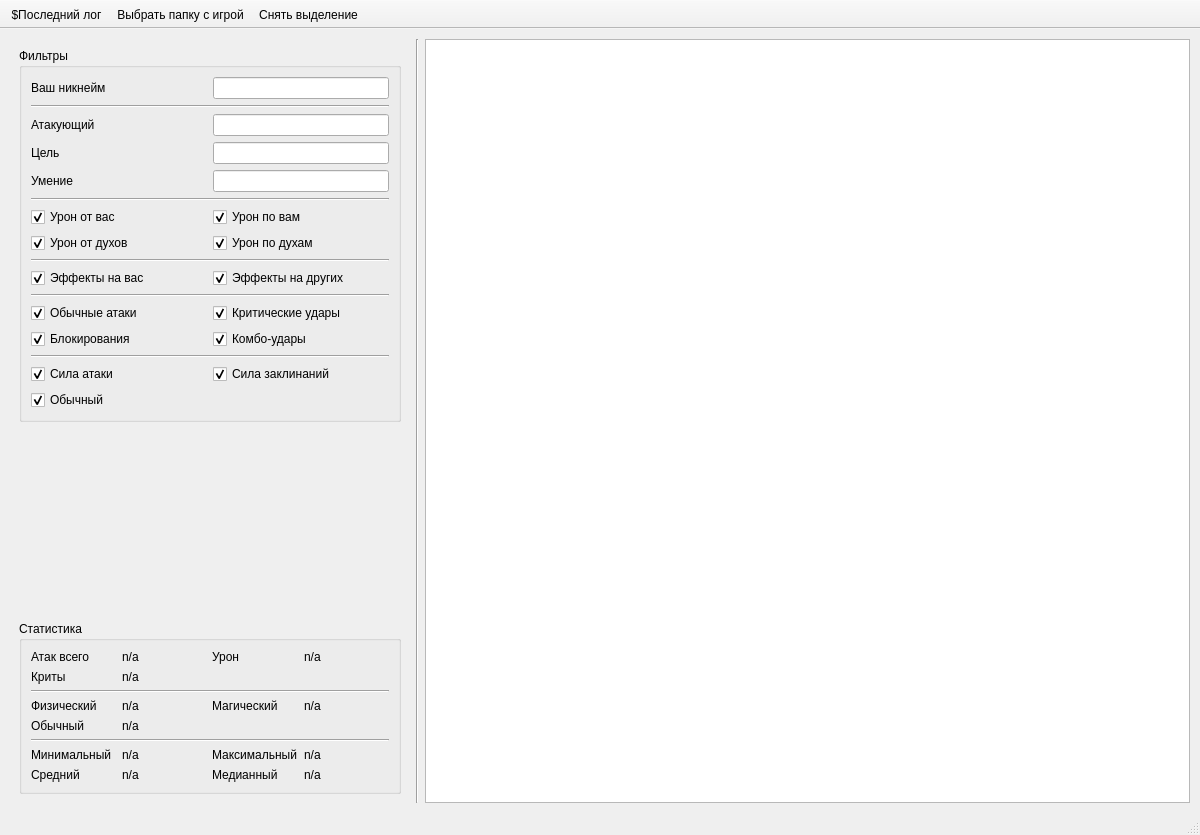
KolmePro/reva_damage_viewer, file src/gui/ui/main_window.ui: the form before one commit.
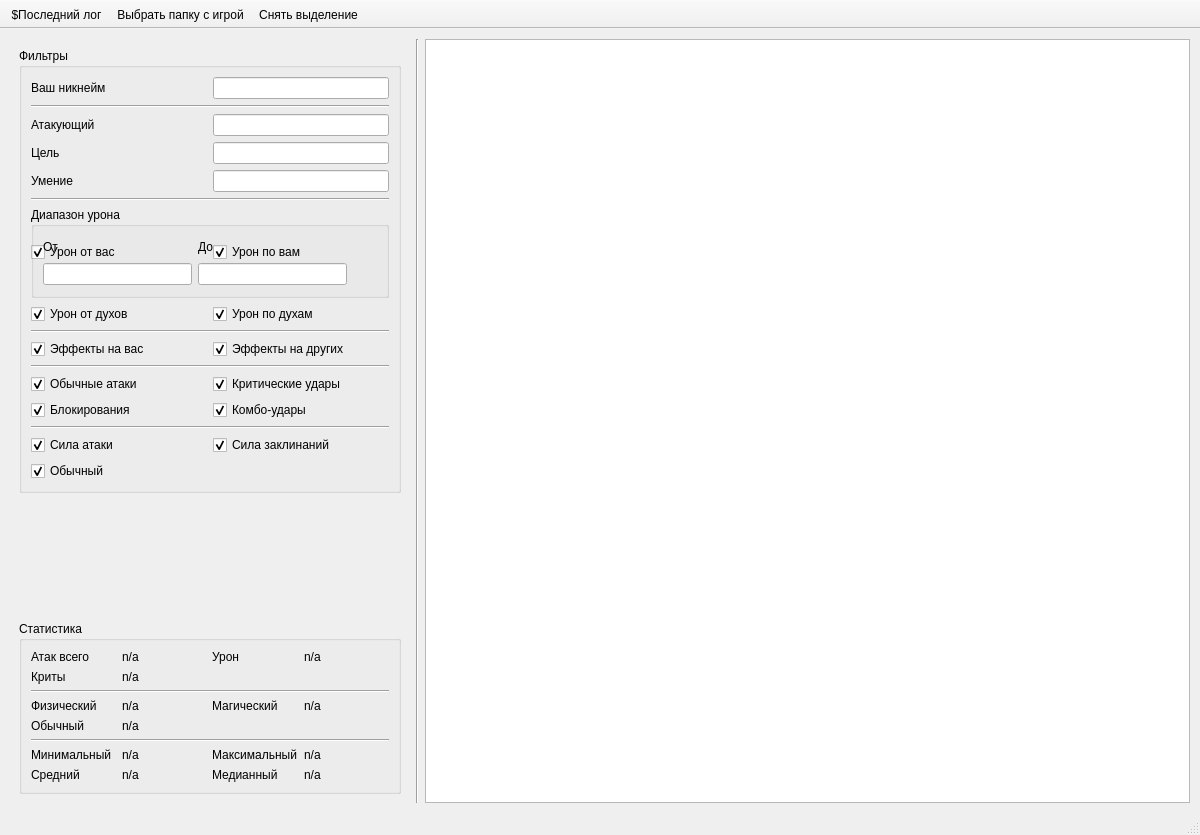
The form after the commit. Icons and pictures are not drawn.

Commit message: Добавить фильтрацию по диапазону урона

```diff
--- a/src/gui/ui/main_window.ui
+++ b/src/gui/ui/main_window.ui
@@ -254,6 +254,68 @@
             </property>
            </widget>
           </item>
+          <item row="6" column="0" colspan="2">
+           <widget class="QGroupBox" name="damage_range_group">
+            <property name="minimumSize">
+             <size>
+              <width>0</width>
+              <height>91</height>
+             </size>
+            </property>
+            <property name="title">
+             <string>Диапазон урона</string>
+            </property>
+            <layout class="QGridLayout" name="damage_range_layout" columnstretch="1,1,0">
+             <item row="0" column="0">
+              <widget class="QLabel" name="label_minimum_damage">
+               <property name="text">
+                <string>От</string>
+               </property>
+              </widget>
+             </item>
+             <item row="0" column="1">
+              <widget class="QLabel" name="label_maximum_damage">
+               <property name="text">
+                <string>До</string>
+               </property>
+              </widget>
+             </item>
+             <item row="1" column="0">
+              <widget class="QLineEdit" name="le_minimum_damage">
+               <property name="toolTip">
+                <string>Показывать только атаки с уроном строго больше указанного значения.</string>
+               </property>
+               <property name="maxLength">
+                <number>9</number>
+               </property>
+              </widget>
+             </item>
+             <item row="1" column="1">
+              <widget class="QLineEdit" name="le_maximum_damage">
+               <property name="toolTip">
+                <string>Показывать только атаки с уроном строго меньше указанного значения.</string>
+               </property>
+               <property name="maxLength">
+                <number>9</number>
+               </property>
+              </widget>
+             </item>
+             <item row="1" column="2">
+              <widget class="QToolButton" name="btn_reset_damage_range">
+               <property name="toolTip">
+                <string>Сбросить диапазон урона</string>
+               </property>
+               <property name="text">
+                <string/>
+               </property>
+               <property name="autoRaise">
+                <bool>true</bool>
+               </property>
+              </widget>
+             </item>
+            </layout>
+           </widget>
+          </item>
           <item row="3" column="1">
            <widget class="QLineEdit" name="le_target_name">
             <property name="sizePolicy">
```
Left out of the diff: 2 changed lines with no effect on the pictures. The commit also changes 6 other files.
